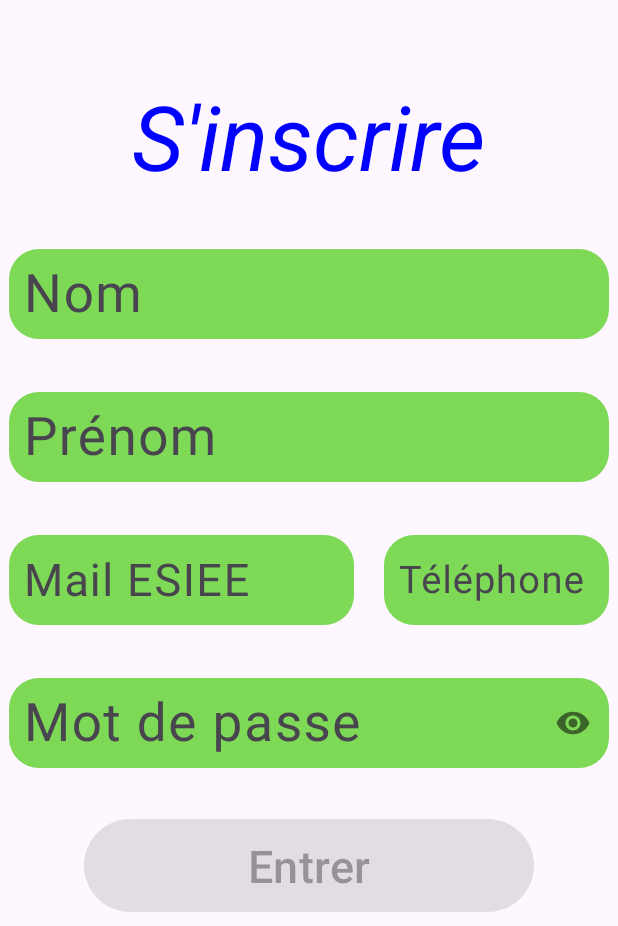
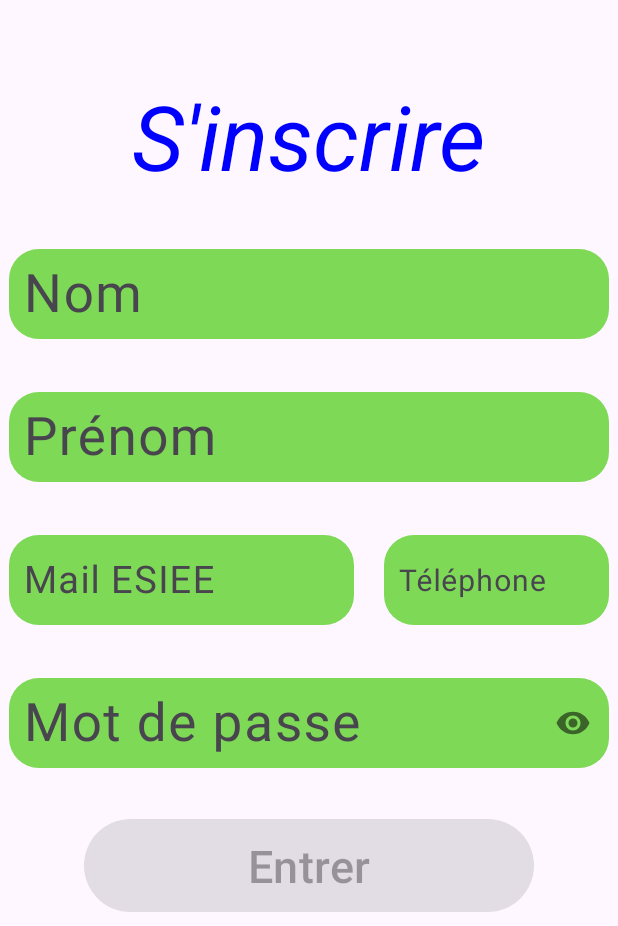
Before and after one commit to Rayou01/ESIEE_Style, an Android app: the screen it shows after launch (MainActivity), after a tap on an icon or button, on a phone screen of 412 x 824 dp, the part 310-1236 px from its top. Run offline under Robolectric (Android 15) with nearby library versions, the phone set to English and light mode, and no system bars; our stand-ins replace Firebase (no records; nobody signed in at launch, a user with empty details on screens opened directly).

```diff
--- a/app/build.gradle.kts
+++ b/app/build.gradle.kts
@@ -38,6 +38,7 @@ dependencies {
     implementation("androidx.appcompat:appcompat:1.6.1")
     implementation("com.google.android.material:material:1.8.0")
     implementation("androidx.constraintlayout:constraintlayout:2.1.4")
+    implementation("com.google.firebase:firebase-auth:22.2.0")
     testImplementation("junit:junit:4.13.2")
     androidTestImplementation("androidx.test.ext:junit:1.1.5")
     androidTestImplementation("androidx.test.espresso:espresso-core:3.5.1")
--- a/app/src/main/AndroidManifest.xml
+++ b/app/src/main/AndroidManifest.xml
@@ -13,6 +13,12 @@
         android:theme="@style/Theme.ESIEEStyle"
         tools:targetApi="31">
         <activity
+            android:name=".AccueilActivity"
+            android:exported="false" />
+        <activity
+            android:name=".AcceuilActivity"
+            android:exported="false" />
+        <activity
             android:name=".MainActivity"
             android:exported="true">
             <intent-filter>
--- a/app/src/main/java/com/example/esieestyle/ConnectionFragment.java
+++ b/app/src/main/java/com/example/esieestyle/ConnectionFragment.java
@@ -2,10 +2,13 @@ package com.example.esieestyle;
 
 import android.os.Bundle;
 import android.text.Editable;
+import android.text.TextUtils;
 import android.text.TextWatcher;
 import android.view.LayoutInflater;
 import android.view.View;
 import android.view.ViewGroup;
+import android.widget.Button;
+import android.widget.Toast;
 
 import androidx.annotation.NonNull;
 import androidx.annotation.Nullable;
@@ -14,20 +17,30 @@ import androidx.fragment.app.FragmentManager;
 import androidx.fragment.app.FragmentTransaction;
 
 import com.example.esieestyle.databinding.FragmentConnectionBinding;
+import com.google.android.gms.tasks.OnCompleteListener;
+import com.google.android.gms.tasks.Task;
+import com.google.android.material.textfield.TextInputEditText;
+import com.google.firebase.auth.AuthResult;
+import com.google.firebase.auth.FirebaseAuth;
+
+import java.util.Objects;
 
 public class ConnectionFragment extends Fragment {
 
+    FirebaseAuth firebaseAuth = FirebaseAuth.getInstance();
+
     private FragmentConnectionBinding binding;
-
     private boolean is_User_Text_Empty, is_Password_Text_Empty;
 
     public static ConnectionFragment newInstance() {
-        return new ConnectionFragment();
+        ConnectionFragment fragment = new ConnectionFragment();
+        return fragment;
     }
 
     @Override
     public void onCreate(Bundle savedInstanceState) {
         super.onCreate(savedInstanceState);
+
     }
 
     @Override
@@ -47,7 +60,7 @@ public class ConnectionFragment extends Fragment {
         is_User_Text_Empty = true;
         is_Password_Text_Empty = true;
 
-        binding.userName.addTextChangedListener(new TextWatcher() {
+        binding.userMail.addTextChangedListener(new TextWatcher() {
             @Override
             public void beforeTextChanged(CharSequence charSequence, int i, int i1, int i2) {
 
@@ -95,5 +108,13 @@ public class ConnectionFragment extends Fragment {
             fragmentTransaction.replace(R.id.fragment_container_view_id, registerFragment);
             fragmentTransaction.commit();
         });
+
+        binding.connectionButton.setOnClickListener(view12 -> {
+            String email, password;
+            email = String.valueOf(binding.userMail.getText());
+            password = String.valueOf(binding.userPassword.getText());
+
+            firebaseAuth.signInWithEmailAndPassword(email, password);
+        });
     }
 }
--- a/app/src/main/java/com/example/esieestyle/MainActivity.java
+++ b/app/src/main/java/com/example/esieestyle/MainActivity.java
@@ -1,8 +1,20 @@
 package com.example.esieestyle;
 
+import androidx.annotation.NonNull;
+import androidx.annotation.Nullable;
 import androidx.appcompat.app.AppCompatActivity;
 
+import android.content.Context;
 import android.os.Bundle;
+import android.util.AttributeSet;
+import android.view.View;
+import android.widget.Button;
+
+import com.example.esieestyle.databinding.FragmentConnectionBinding;
+import com.google.android.material.textfield.TextInputEditText;
+import com.google.firebase.Firebase;
+import com.google.firebase.FirebaseApp;
+import com.google.firebase.auth.FirebaseAuth;
 /*
 Reference pour l'avancer effectue par Ryan :
 https://openclassrooms.com/fr/courses/8150246-developpez-votre-premiere-application-android/8256305-accedez-aux-elements-interactifs-depuis-le-code-java-de-votre-fragment
@@ -18,5 +30,9 @@ public class MainActivity extends AppCompatActivity {
         setContentView(R.layout.activity_main);
     }
 
-
+    @Nullable
+    @Override
+    public View onCreateView(@NonNull String name, @NonNull Context context, @NonNull AttributeSet attrs) {
+        return super.onCreateView(name, context, attrs);
+    }
 }
--- a/app/src/main/java/com/example/esieestyle/RegisterFragment.java
+++ b/app/src/main/java/com/example/esieestyle/RegisterFragment.java
@@ -14,8 +14,14 @@ import androidx.fragment.app.FragmentManager;
 import androidx.fragment.app.FragmentTransaction;
 
 import com.example.esieestyle.databinding.FragmentRegisterBinding;
+import com.google.android.gms.tasks.OnCompleteListener;
+import com.google.android.gms.tasks.Task;
+import com.google.firebase.auth.AuthResult;
+import com.google.firebase.auth.FirebaseAuth;
 
 public class RegisterFragment extends Fragment {
+
+    FirebaseAuth firebaseAuth = FirebaseAuth.getInstance();
 
     private FragmentRegisterBinding binding;
 
@@ -123,6 +129,7 @@ public class RegisterFragment extends Fragment {
                 is_Phone_Text_Empty = editable.toString().isEmpty();
                 binding.validateRegistrationButton.setEnabled(!(is_Surname_Text_Empty
                         || is_Name_Text_Empty || is_Email_Text_Empty || is_Phone_Text_Empty || is_Password_Text_Empty));
+
             }
         });
 
@@ -153,5 +160,16 @@ public class RegisterFragment extends Fragment {
             fragmentTransaction.replace(R.id.fragment_container_view_id, connectionFragment);
             fragmentTransaction.commit();
         });
+
+        binding.validateRegistrationButton.setOnClickListener(new View.OnClickListener() {
+            @Override
+            public void onClick(View view) {
+                String email, password;
+                email = String.valueOf(binding.mailEsiee.getText());
+                password = String.valueOf(binding.registerPassword.getText());
+
+                firebaseAuth.createUserWithEmailAndPassword(email, password);
+            }
+        });
     }
 }
--- a/app/src/main/res/layout/fragment_connection.xml
+++ b/app/src/main/res/layout/fragment_connection.xml
@@ -32,10 +32,10 @@
         android:layout_marginTop="40dp">
 
         <com.google.android.material.textfield.TextInputEditText
-            android:id="@+id/user_name"
+            android:id="@+id/user_Mail"
             android:layout_width="400dp"
             android:layout_height="60dp"
-            android:hint="@string/utilisateur"
+            android:hint="@string/user_mail"
             android:inputType="textPersonName"
             android:autofillHints="username"
             android:background="@drawable/edit_round"
--- a/app/src/main/res/layout/fragment_register.xml
+++ b/app/src/main/res/layout/fragment_register.xml
@@ -94,7 +94,7 @@
                 android:paddingStart="10dp"
                 android:paddingTop="2dp"
                 android:paddingBottom="2dp"
-                android:textSize="30sp"
+                android:textSize="25sp"
                 tools:ignore="RtlSymmetry,TextContrastCheck">
 
             </com.google.android.material.textfield.TextInputEditText>
@@ -115,7 +115,7 @@
                 android:inputType="phone"
                 android:minHeight="50dp"
                 android:paddingStart="10dp"
-                android:textSize="25sp"
+                android:textSize="20sp"
                 android:paddingTop="2dp"
                 android:paddingBottom="2dp"
                 tools:ignore="RtlSymmetry,TextContrastCheck">
--- a/app/src/main/res/values/strings.xml
+++ b/app/src/main/res/values/strings.xml
@@ -1,7 +1,7 @@
 <resources>
     <string name="app_name">ESIEE Style</string>
-    <string name="utilisateur">Utilisateur</string>
     <string name="connexion">Connexion</string>
+    <string name="user_mail">Mail ESIEE</string>
     <string name="mot_de_passe">Mot de passe</string>
     <string name="inscription">S\'inscrire</string>
     <string name="utilisateur_mdp_forgot"><u>Utilisateur ou mot de passe oublié</u></string>
--- a/build.gradle.kts
+++ b/build.gradle.kts
@@ -1,3 +1,8 @@
+buildscript {
+    dependencies {
+        classpath("com.google.gms:google-services:4.4.0")
+    }
+}
 // Top-level build file where you can add configuration options common to all sub-projects/modules.
 plugins {
     id("com.android.application") version "8.1.1" apply false
```
